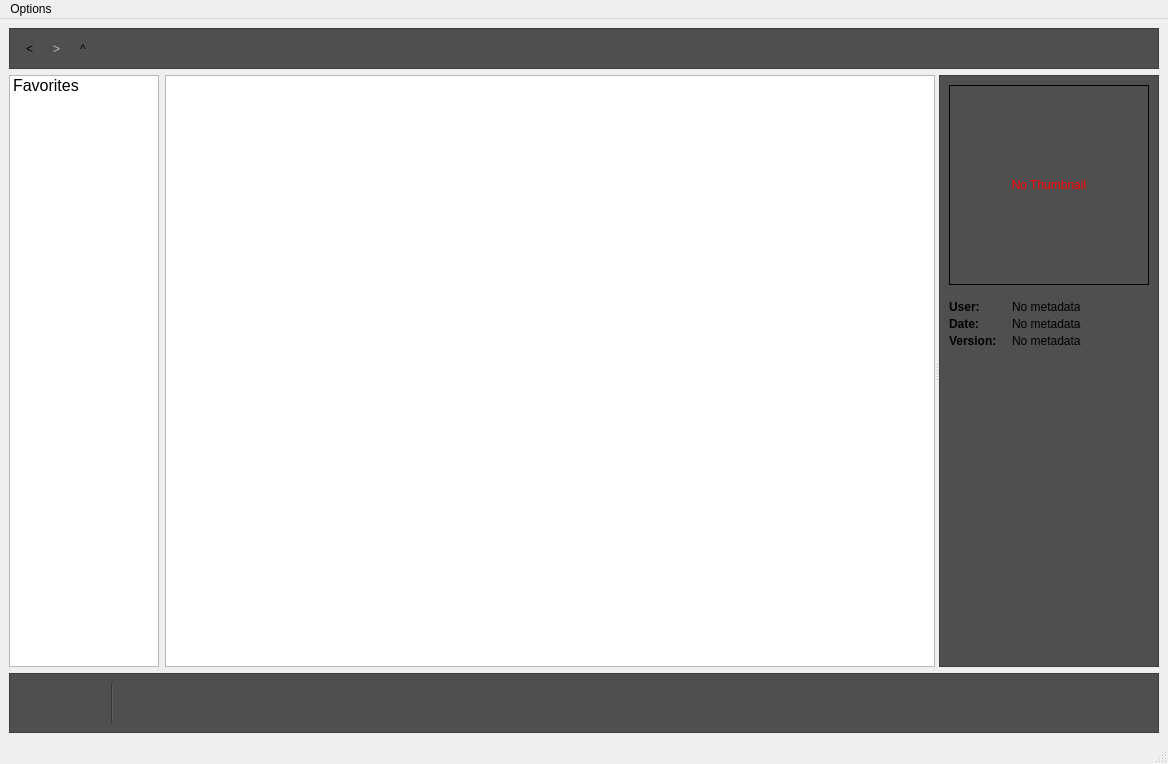
Qt form plugins/file_manager/gui/main.ui (MayaFramework/Framework) before a commit.
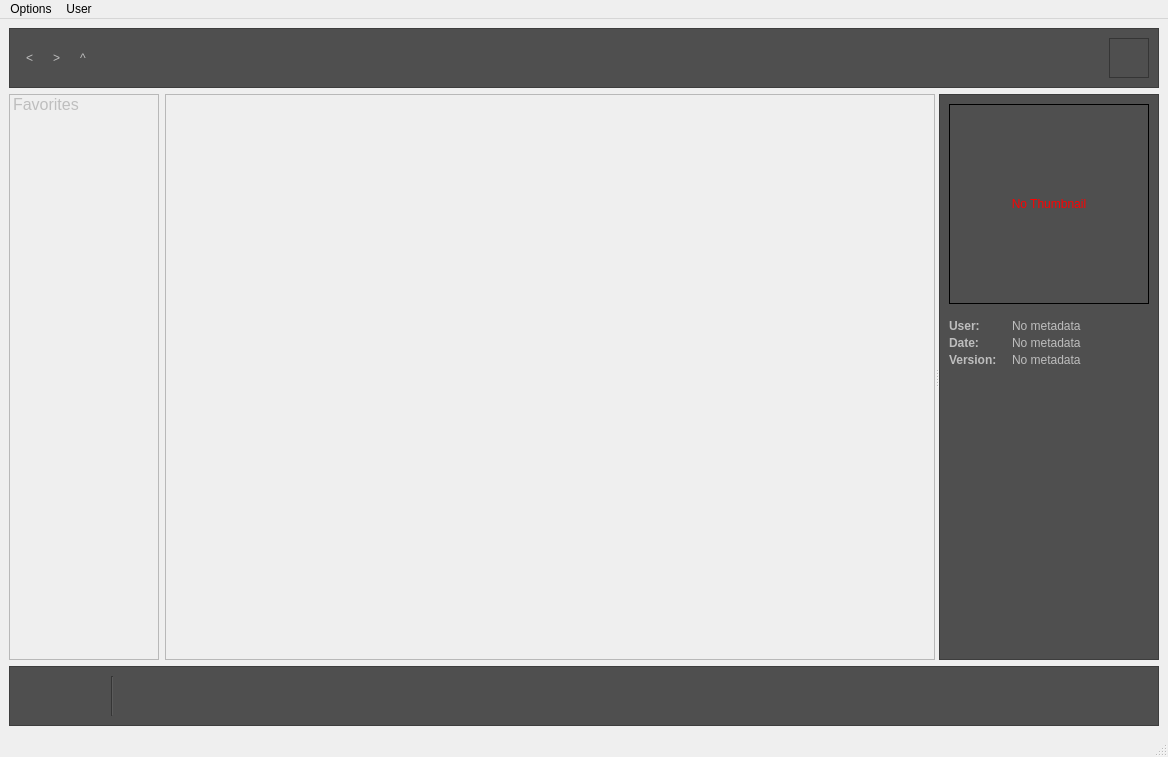
The same form after that commit. Icons and pictures are not drawn. Custom widgets are drawn as their Qt base class.

```diff
--- a/plugins/file_manager/gui/main.ui
+++ b/plugins/file_manager/gui/main.ui
@@ -7,13 +7,16 @@
     <x>0</x>
     <y>0</y>
     <width>1168</width>
-    <height>764</height>
+    <height>757</height>
    </rect>
   </property>
   <property name="windowTitle">
    <string>File Manager</string>
   </property>
   <widget class="QWidget" name="centralwidget">
+   <property name="enabled">
+    <bool>false</bool>
+   </property>
    <layout class="QVBoxLayout" name="verticalLayout">
     <item>
      <widget class="QFrame" name="frame">
@@ -101,6 +104,46 @@
          </property>
         </spacer>
        </item>
+       <item>
+        <widget class="QLabel" name="userNameLB">
+         <property name="font">
+          <font>
+           <pointsize>10</pointsize>
+           <weight>75</weight>
+           <bold>true</bold>
+          </font>
+         </property>
+         <property name="text">
+          <string/>
+         </property>
+        </widget>
+       </item>
+       <item>
+        <widget class="QLabel" name="userImageLB">
+         <property name="minimumSize">
+          <size>
+           <width>40</width>
+           <height>40</height>
+          </size>
+         </property>
+         <property name="maximumSize">
+          <size>
+           <width>40</width>
+           <height>40</height>
+          </size>
+         </property>
+         <property name="styleSheet">
+          <string notr="true">border: 1px solid;
+border-color: rgb(53, 53, 53);</string>
+         </property>
+         <property name="text">
+          <string/>
+         </property>
+         <property name="scaledContents">
+          <bool>true</bool>
+         </property>
+        </widget>
+       </item>
       </layout>
      </widget>
     </item>
@@ -563,7 +606,14 @@
     </property>
     <addaction name="actionGo_to"/>
    </widget>
+   <widget class="QMenu" name="menuUser">
+    <property name="title">
+     <string>User</string>
+    </property>
+    <addaction name="actionSignIn"/>
+   </widget>
    <addaction name="menuFiles"/>
+   <addaction name="menuUser"/>
   </widget>
   <widget class="QStatusBar" name="statusbar"/>
   <action name="actionGo_to">
```
Left out of the diff: 8 changed lines with no effect on the pictures.
